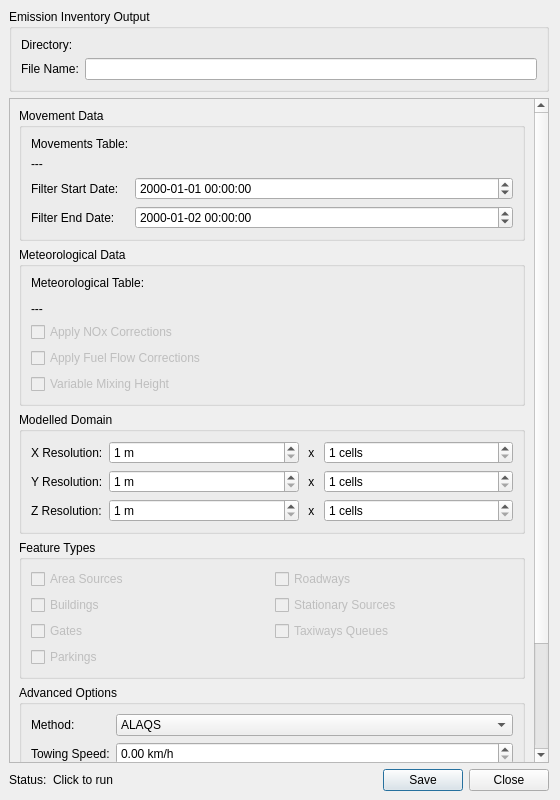
eurocontrol-asu/open_alaqs, file ui/ui_inventory.ui: the form before one commit.
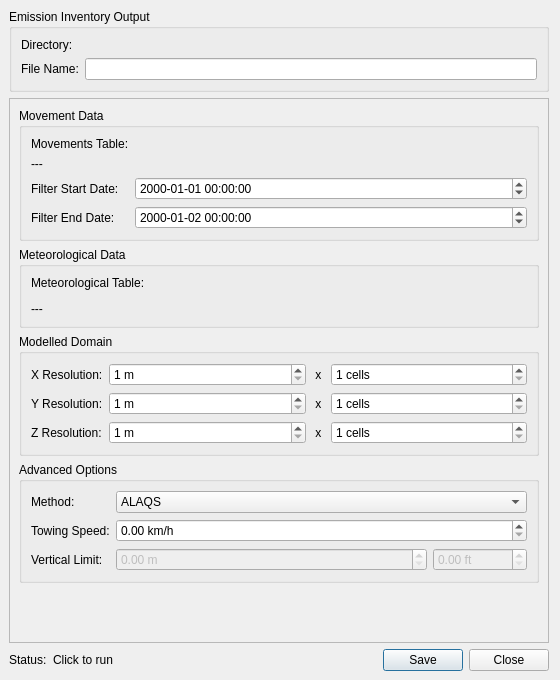
The form after the commit. Custom widgets are drawn as their Qt base class.

Commit message: Update ui_inventory.ui to catch changes of previous commit

What changed in the file:
```diff
--- a/ui/ui_inventory.ui
+++ b/ui/ui_inventory.ui
@@ -7,7 +7,7 @@
     <x>0</x>
     <y>0</y>
     <width>560</width>
-    <height>800</height>
+    <height>680</height>
    </rect>
   </property>
   <property name="sizePolicy">
@@ -183,36 +183,6 @@
                </property>
               </widget>
              </item>
-             <item row="3" column="0" colspan="2">
-              <widget class="QCheckBox" name="apply_nox">
-               <property name="enabled">
-                <bool>false</bool>
-               </property>
-               <property name="text">
-                <string>Apply NOx Corrections</string>
-               </property>
-              </widget>
-             </item> 
-             <item row="4" column="0" colspan="2">
-              <widget class="QCheckBox" name="apply_fuel_flow">
-                <property name="enabled">
-                 <bool>false</bool>
-                </property>
-                <property name="text">
-                 <string>Apply Fuel Flow Corrections</string>
-                </property>
-              </widget>
-             </item>
-             <item row="5" column="0" colspan="2">
-              <widget class="QCheckBox" name="variable_mixing_height">
-               <property name="enabled">
-                <bool>false</bool>
-               </property>
-               <property name="text">
-                <string>Variable Mixing Height</string>
-               </property>
-              </widget>
-             </item>
             </layout>
            </item>
           </layout>
@@ -425,97 +395,6 @@
           </layout>
          </widget>
         </item>
-        <item>
-          <widget class="QgsCollapsibleGroupBox" name="groupBox_2">
-          <property name="sizePolicy">
-            <sizepolicy hsizetype="Preferred" vsizetype="Minimum">
-            <horstretch>0</horstretch>
-            <verstretch>0</verstretch>
-            </sizepolicy>
-          </property>
-          <property name="title">
-            <string>Feature Types</string>
-          </property>
-          <layout class="QGridLayout" name="gridLayout_2">
-            <item row="1" column="1">
-            <widget class="QCheckBox" name="stationary_sources">
-              <property name="enabled">
-              <bool>false</bool>
-              </property>
-              <property name="text">
-              <string>Stationary Sources</string>
-              </property>
-            </widget>
-            </item>
-            <item row="2" column="0">
-            <widget class="QCheckBox" name="gates">
-              <property name="enabled">
-              <bool>false</bool>
-              </property>
-              <property name="text">
-              <string>Gates</string>
-              </property>
-            </widget>
-            </item>
-            <item row="2" column="1">
-            <widget class="QCheckBox" name="taxiway_queues">
-              <property name="enabled">
-              <bool>false</bool>
-              </property>
-              <property name="text">
-              <string>Taxiways Queues</string>
-              </property>
-            </widget>
-            </item>
-            <item row="3" column="0">
-            <widget class="QCheckBox" name="parking">
-              <property name="enabled">
-              <bool>false</bool>
-              </property>
-              <property name="text">
-              <string>Parkings</string>
-              </property>
-            </widget>
-            </item>
-            <item row="0" column="0">
-            <widget class="QCheckBox" name="area_sources">
-              <property name="enabled">
-              <bool>false</bool>
-              </property>
-              <property name="text">
-              <string>Area Sources</string>
-              </property>
-              <property name="checked">
-              <bool>false</bool>
-              </property>
-            </widget>
-            </item>
-            <item row="1" column="0">
-            <widget class="QCheckBox" name="buildings">
-              <property name="enabled">
-              <bool>false</bool>
-              </property>
-              <property name="text">
-              <string>Buildings</string>
-              </property>
-            </widget>
-            </item>
-            <item row="0" column="1">
-            <widget class="QCheckBox" name="roadways">
-              <property name="enabled">
-              <bool>false</bool>
-              </property>
-              <property name="text">
-              <string>Roadways</string>
-              </property>
-              <property name="checked">
-              <bool>false</bool>
-              </property>
-            </widget>
-            </item>
-          </layout>
-          </widget>
-        </item>
         <item>
          <widget class="QgsCollapsibleGroupBox" name="advancedGroupBox">
           <property name="sizePolicy">
@@ -575,6 +454,9 @@
                  <verstretch>0</verstretch>
                 </sizepolicy>
                </property>
+               <property name="maximum">
+                <double>999999.99999</double>
+               </property>
                <property name="enabled">
                 <bool>false</bool>
                </property>
@@ -588,6 +470,9 @@
                <property name="enabled">
                 <bool>false</bool>
                </property>
+               <property name="maximum">
+                <double>999999.99999</double>
+               </property>
                <property name="suffix">
                 <string> ft</string>
                </property>
@@ -595,36 +480,6 @@
              </item>
             </layout>
            </item>
-           <item row="3" column="0" colspan="2">
-            <widget class="QCheckBox" name="grid_3d">
-             <property name="text">
-              <string>3D Grid</string>
-             </property>
-            </widget>
-           </item>
-           <item row="4" column="0" colspan="2">
-            <widget class="QCheckBox" name="smooth_and_shift">
-             <property name="enabled">
-               <bool>false</bool>
-             </property>
-             <property name="text">
-              <string>Smooth and Shift</string>
-             </property>
-             <property name="checked">
-               <bool>false</bool>
-             </property>
-           </widget>
-           </item>
-           <item row="5" column="0" colspan="2">
-            <widget class="QCheckBox" name="use_copert_db">
-             <property name="enabled">
-              <bool>false</bool>
-             </property>
-             <property name="text">
-              <string>Use ALAQS-COPERT DB</string>
-             </property>
-            </widget>
-           </item>
           </layout>
          </widget>
         </item>
```
